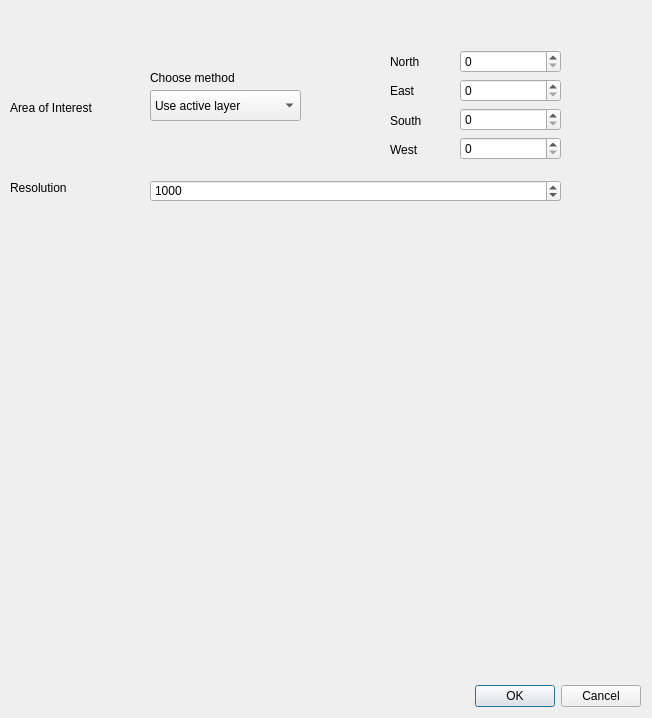
The window that MSA_QGIS_dialog_base.ui (ThyavdBerg/MSA-Q) describes before a commit, drawn with Qt 5.
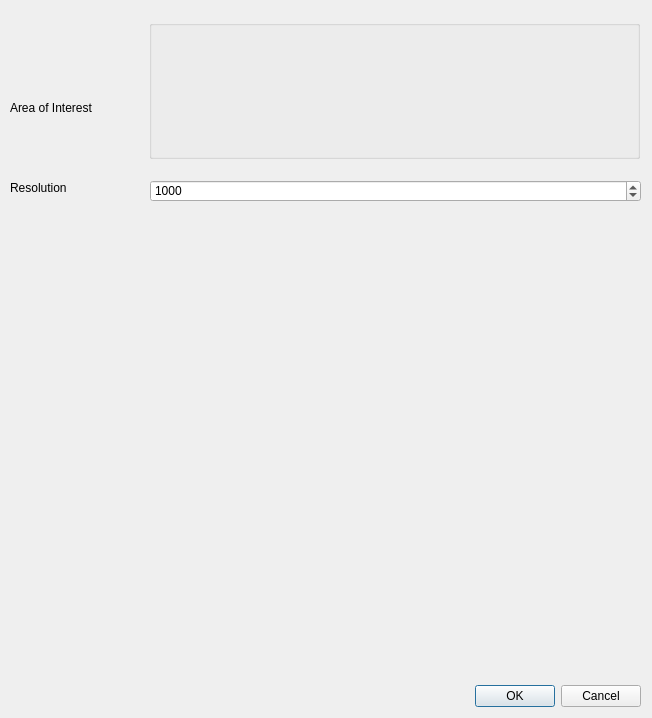
The same window after the commit. Custom widgets are drawn as their Qt base class.

Commit message: Attempting to add QgsExtentGroupBox

```diff
--- a/MSA_QGIS_dialog_base.ui
+++ b/MSA_QGIS_dialog_base.ui
@@ -55,139 +55,47 @@
     <string>Resolution</string>
    </property>
   </widget>
-  <widget class="QComboBox" name="comboBox_area_of_interest">
-   <property name="geometry">
-    <rect>
-     <x>150</x>
-     <y>90</y>
-     <width>151</width>
-     <height>31</height>
-    </rect>
-   </property>
-   <item>
-    <property name="text">
-     <string>Use active layer</string>
-    </property>
-   </item>
-   <item>
-    <property name="text">
-     <string>Use user input</string>
-    </property>
-   </item>
-  </widget>
-  <widget class="QLabel" name="label_choose_aoi_method">
-   <property name="geometry">
-    <rect>
-     <x>150</x>
-     <y>70</y>
-     <width>151</width>
-     <height>16</height>
-    </rect>
-   </property>
-   <property name="text">
-    <string>Choose method</string>
-   </property>
-  </widget>
   <widget class="QSpinBox" name="spinBox_resolution">
    <property name="geometry">
     <rect>
      <x>150</x>
      <y>180</y>
-     <width>411</width>
+     <width>491</width>
      <height>22</height>
     </rect>
    </property>
    <property name="maximum">
-    <number>10000</number>
+    <number>1000000</number>
    </property>
    <property name="value">
     <number>1000</number>
    </property>
   </widget>
-  <widget class="QWidget" name="">
+  <widget class="QgsExtentGroupBox" name="mExtentGroupBox">
    <property name="geometry">
     <rect>
-     <x>390</x>
-     <y>50</y>
-     <width>44</width>
-     <height>111</height>
+     <x>149</x>
+     <y>20</y>
+     <width>491</width>
+     <height>139</height>
     </rect>
    </property>
-   <layout class="QVBoxLayout" name="verticalLayout">
-    <item>
-     <widget class="QLabel" name="label_North">
-      <property name="text">
-       <string>North</string>
-      </property>
-     </widget>
-    </item>
-    <item>
-     <widget class="QLabel" name="label_East">
-      <property name="text">
-       <string>East</string>
-      </property>
-     </widget>
-    </item>
-    <item>
-     <widget class="QLabel" name="label_South">
-      <property name="text">
-       <string>South</string>
-      </property>
-     </widget>
-    </item>
-    <item>
-     <widget class="QLabel" name="label_West">
-      <property name="text">
-       <string>West</string>
-      </property>
-     </widget>
-    </item>
-   </layout>
-  </widget>
-  <widget class="QWidget" name="">
-   <property name="geometry">
-    <rect>
-     <x>460</x>
-     <y>50</y>
-     <width>101</width>
-     <height>111</height>
-    </rect>
-   </property>
-   <layout class="QVBoxLayout" name="verticalLayout_2">
-    <item>
-     <widget class="QSpinBox" name="spinBox_north">
-      <property name="maximum">
-       <number>10000</number>
-      </property>
-     </widget>
-    </item>
-    <item>
-     <widget class="QSpinBox" name="spinBox_east">
-      <property name="maximum">
-       <number>10000</number>
-      </property>
-     </widget>
-    </item>
-    <item>
-     <widget class="QSpinBox" name="spinBox_south">
-      <property name="maximum">
-       <number>10000</number>
-      </property>
-     </widget>
-    </item>
-    <item>
-     <widget class="QSpinBox" name="spinBox_west">
-      <property name="suffix">
-       <string/>
-      </property>
-      <property name="maximum">
-       <number>10000</number>
-      </property>
-     </widget>
-    </item>
-   </layout>
   </widget>
  </widget>
+ <customwidgets>
+  <customwidget>
+   <class>QgsCollapsibleGroupBox</class>
+   <extends>QGroupBox</extends>
+   <header>qgscollapsiblegroupbox.h</header>
+   <container>1</container>
+  </customwidget>
+  <customwidget>
+   <class>QgsExtentGroupBox</class>
+   <extends>QgsCollapsibleGroupBox</extends>
+   <header>qgsextentgroupbox.h</header>
+   <container>1</container>
+  </customwidget>
+ </customwidgets>
  <resources/>
  <connections>
   <connection>
```
The commit also changes 4 other files.
